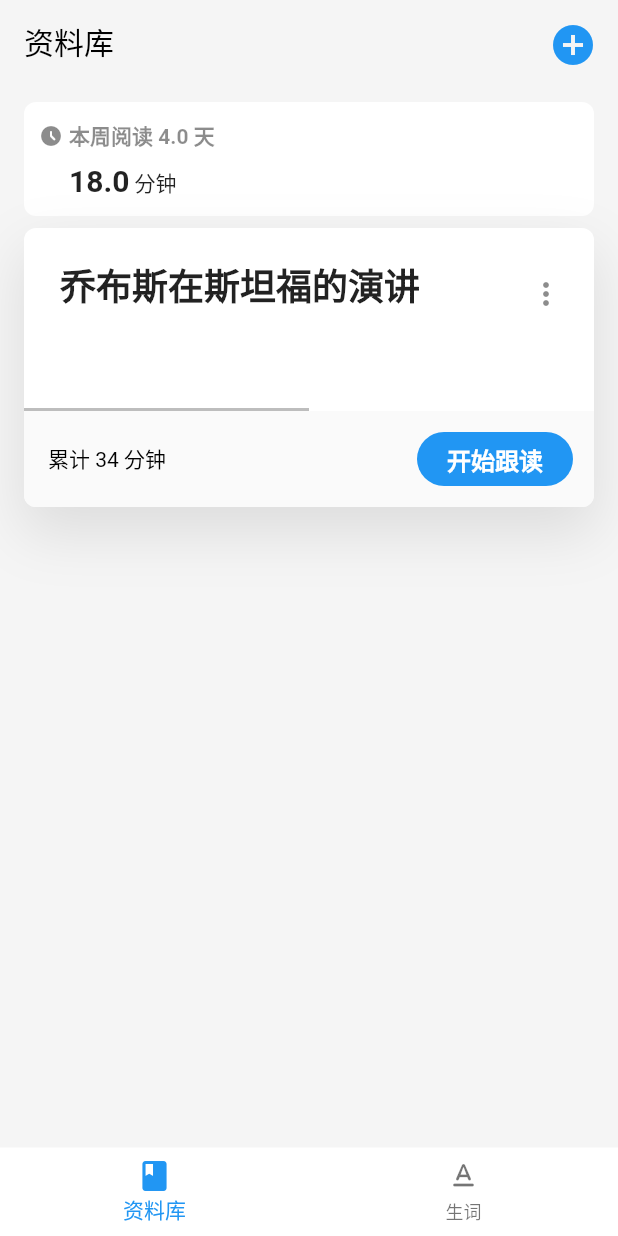
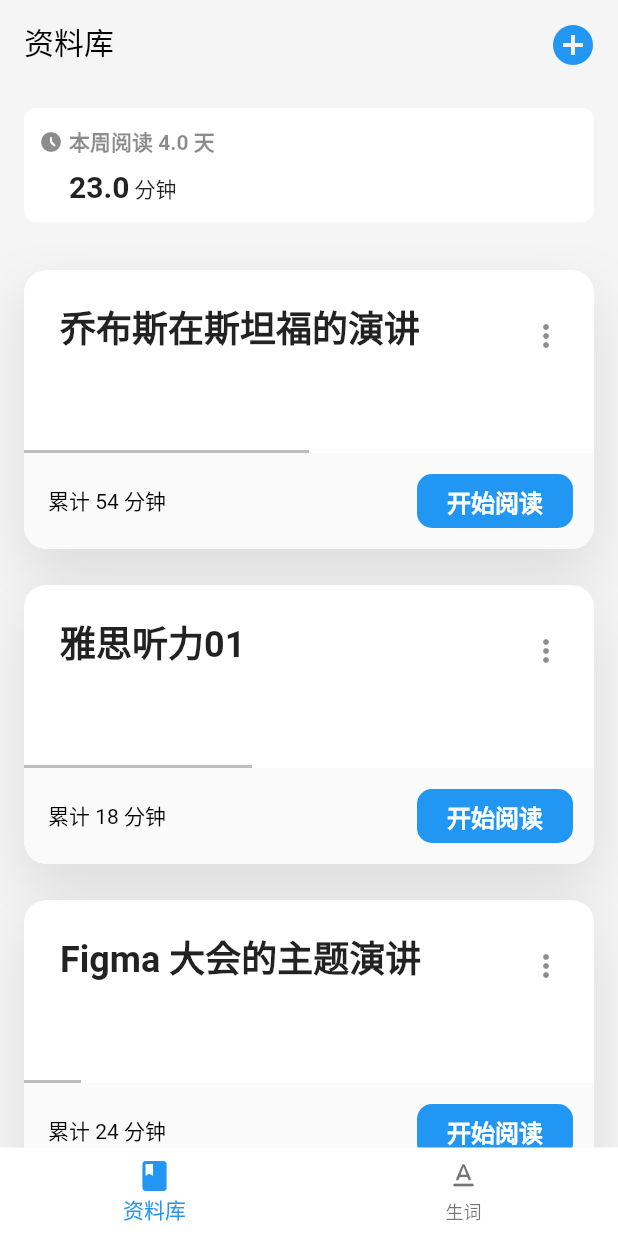
Before and after one commit to wangye1989/hwss, a Flutter app: the screen it shows after launch, on a phone screen of 412 x 824 dp. Run offline on Flutter 3.47's test engine with Material 2 defaults, Android fonts, the phone set to English and light mode, and no system bars.

Commit message:
ListView.builder 实现资料库列表

```diff
--- a/lib/main.dart
+++ b/lib/main.dart
@@ -35,8 +35,7 @@
         "mine_page": (context) => const MinePage(),
         "reading_view_page": (context) => const ReadingViewPage(),
       },
-      // initialRoute: "bottom_nav_bar",
-      initialRoute: "bottom_nav_bar",
+      initialRoute: "home",
     );
   }
 }
--- /dev/null
+++ b/lib/models/book.dart
@@ -0,0 +1,19 @@
+class Book {
+  final String? bookName, readTime;
+  final int? id;
+  final double? process;
+  Book({
+    this.id,
+    this.readTime,
+    this.bookName,
+    this.process,
+  });
+}
+
+List<Book> books = [
+  Book(id: 1, readTime: "54", bookName: "乔布斯在斯坦福的演讲", process: 0.5),
+  Book(id: 2, readTime: "18", bookName: "雅思听力01", process: 0.4),
+  Book(
+      id: 3, readTime: "24", bookName: "Figma 大会的主题演讲", process: 0.1),
+  Book(id: 4, readTime: "34", bookName: "2021苹果秋季发布会", process: 0.2),
+];
--- a/lib/pages/home.dart
+++ b/lib/pages/home.dart
@@ -1,7 +1,7 @@
 import 'package:flutter/material.dart';
-import 'package:flutter/services.dart';
-import 'package:hwss/widgets/circle_button.dart';
-import 'package:hwss/widgets/widgets.dart';
+import 'package:hwss/models/book.dart';
+import '../widgets/widgets.dart';
+import '../models/book.dart';
 
 class HomePage extends StatefulWidget {
   HomePage({Key? key}) : super(key: key);
@@ -14,44 +14,29 @@
   @override
   Widget build(BuildContext context) {
     return Scaffold(
-      appBar: AppBar(
-        //  Todo:
-        elevation: 0,
-        backgroundColor: Colors.transparent,
-        systemOverlayStyle: SystemUiOverlayStyle.dark,
-        automaticallyImplyLeading: false,
-        centerTitle: false,
-        title: const Text(
-          "资料库",
-          style: TextStyle(color: Colors.black),
-        ),
-        actions: [
-          CircleButton(
-            onPressed: () {},
-            icon: Icons.add_circle,
-            color: Colors.blue,
-            iconSize: 32,
-          )
-        ],
-      ),
+      appBar: buildAppBar(),
       body: RefreshIndicator(
         onRefresh: _onRefresh,
-        child: ListView(
-          padding: const EdgeInsets.fromLTRB(16, 0, 16, 0),
-          children: const [
-            SizedBox(height: 12),
-            SummaryCard(
-              days: 4,
-              hours: 18,
+        child: Column(
+          children: [
+            Container(
+              padding: const EdgeInsets.all(16),
+              child: const SummaryCard(days: 4, hours: 23),
             ),
-            BookCard(
-              // cardTitle: '正在照看花草的孩子和祖父铜雕，西班牙科尔多瓦 (© David M G/Alamy)',
-              bookName: "乔布斯在斯坦福的演讲",
-              readingTime: "34",
+            Expanded(
+              child: ListView.builder(
+                physics: const BouncingScrollPhysics(),
+                padding: const EdgeInsets.fromLTRB(16, 0, 16, 0),
+                itemCount: books.length,
+                itemBuilder: (context, index) => BookCard(
+                  book: books[index],
+                ),
+              ),
             ),
           ],
         ),
       ),
+      bottomNavigationBar: bottomNavBar(),
     );
   }
 
--- a/lib/pages/login.dart
+++ b/lib/pages/login.dart
@@ -1,4 +1,5 @@
 import 'package:flutter/material.dart';
+import '../widgets/widgets.dart';
 
 class LoginPage extends StatelessWidget {
   const LoginPage({Key? key}) : super(key: key);
--- a/lib/pages/reading_view.dart
+++ b/lib/pages/reading_view.dart
@@ -1,5 +1,6 @@
 import 'package:flutter/material.dart';
 import 'package:flutter/services.dart';
+import '../widgets/widgets.dart';
 
 class ReadingViewPage extends StatelessWidget {
   final String? title;
@@ -27,64 +28,7 @@
             ),
           ],
         ),
-        bottomNavigationBar: BottomAppBar(
-          elevation: 0,
-          color: Colors.white,
-          shape: const CircularNotchedRectangle(),
-          child: Row(
-            mainAxisAlignment: MainAxisAlignment.spaceBetween,
-            children: [
-              const SizedBox(),
-              TextButton(
-                child: Row(
-                  children: const [
-                    Icon(
-                      Icons.arrow_left_rounded,
-                      color: Colors.black87,
-                    ),
-                    Text(
-                      "上一句",
-                      style: TextStyle(color: Colors.black87),
-                    )
-                  ],
-                ),
-                onPressed: () {},
-              ),
-              TextButton(
-                child: Row(
-                  children: const [
-                    Icon(
-                      Icons.replay_rounded,
-                      size: 20,
-                      color: Colors.black87,
-                    ),
-                    Text(
-                      "重复",
-                      style: TextStyle(color: Colors.black87),
-                    )
-                  ],
-                ),
-                onPressed: () {},
-              ),
-              TextButton(
-                child: Row(
-                  children: const [
-                    Text(
-                      "下一句",
-                      style: TextStyle(color: Colors.black87),
-                    ),
-                    Icon(
-                      Icons.arrow_right_rounded,
-                      color: Colors.black87,
-                    ),
-                  ],
-                ),
-                onPressed: () {},
-              ),
-              const SizedBox(),
-            ],
-          ),
-        ),
+        bottomNavigationBar: bottomBarForReading(),
         floatingActionButtonLocation:
             FloatingActionButtonLocation.miniEndFloat,
         floatingActionButton: FloatingActionButton(
--- /dev/null
+++ b/lib/widgets/app_bar.dart
@@ -0,0 +1,26 @@
+import 'package:flutter/material.dart';
+import 'package:flutter/services.dart';
+import 'circle_button.dart';
+
+AppBar buildAppBar() {
+  return AppBar(
+    //  Todo:
+    elevation: 0,
+    backgroundColor: Colors.transparent,
+    systemOverlayStyle: SystemUiOverlayStyle.dark,
+    automaticallyImplyLeading: false,
+    centerTitle: false,
+    title: const Text(
+      "资料库",
+      style: TextStyle(color: Colors.black),
+    ),
+    actions: [
+      CircleButton(
+        onPressed: () {},
+        icon: Icons.add_circle,
+        color: Colors.blue,
+        iconSize: 32,
+      )
+    ],
+  );
+}
--- /dev/null
+++ b/lib/widgets/app_bottom_nav_bar.dart
@@ -0,0 +1,24 @@
+import 'package:flutter/material.dart';
+
+// --------------
+// 定义一个 item
+BottomNavigationBarItem _navItem(String title, Icon icon) {
+  return BottomNavigationBarItem(icon: icon, label: title);
+}
+
+// 定义真正的底部导航组件
+Widget bottomNavBar() {
+  int _currentIndex = 0;
+  return BottomNavigationBar(
+    elevation: 0,
+    backgroundColor: Colors.white,
+    items: [
+      _navItem("资料库", const Icon(Icons.book)),
+      _navItem("生词", const Icon(Icons.text_format_rounded)),
+    ],
+    currentIndex: _currentIndex,
+    onTap: (int index) {
+      _currentIndex = index;
+    },
+  );
+}
--- a/lib/widgets/book_card.dart
+++ b/lib/widgets/book_card.dart
@@ -1,21 +1,30 @@
+import 'dart:ffi';
+
 import 'package:flutter/cupertino.dart';
 import 'package:flutter/material.dart';
+import '../models/book.dart';
 
 class BookCard extends StatelessWidget {
-  final String? readingTime;
-  final String bookName;
-  final Function()? readNow;
+  final Book? book;
+  final String? readTime;
+  final String? bookName;
+  final Function? press;
+  final Double? process;
 
   const BookCard({
     Key? key,
-    required this.bookName,
-    this.readingTime,
-    this.readNow,
+    this.book,
+    this.readTime,
+    this.bookName,
+    this.press,
+    this.process,
   }) : super(key: key);
 
   @override
   Widget build(BuildContext context) {
-    return Column(
+    return Padding(
+      padding: const EdgeInsets.fromLTRB(0, 8, 0, 8),
+      child: Column(
         crossAxisAlignment: CrossAxisAlignment.start,
         children: [
           Container(
@@ -25,7 +34,7 @@
           Container(
             decoration: BoxDecoration(
               color: Colors.white,
-            borderRadius: BorderRadius.circular(8),
+              borderRadius: BorderRadius.circular(15),
               boxShadow: const [
                 BoxShadow(
                     color: Color.fromRGBO(0, 0, 0, 0.1),
@@ -47,7 +56,7 @@
                     children: [
                       Expanded(
                         child: Text(
-                        bookName,
+                          "${book!.bookName}",
                           style: const TextStyle(
                               fontSize: 24,
                               fontWeight: FontWeight.bold),
@@ -71,7 +80,7 @@
                 SizedBox(
                   height: 2,
                   child: LinearProgressIndicator(
-                  value: 0.5,
+                    value: book!.process,
                     backgroundColor: Colors.white,
                     color: Colors.grey[400],
                   ),
@@ -83,7 +92,7 @@
                     mainAxisAlignment: MainAxisAlignment.spaceBetween,
                     children: [
                       Text(
-                      "累计 " + readingTime.toString() + " 分钟",
+                        "累计 " + "${book!.readTime}" + " 分钟",
                         style: const TextStyle(
                             fontSize: 14, color: Colors.black),
                       ),
@@ -92,7 +101,7 @@
                             shape: MaterialStateProperty.all(
                                 RoundedRectangleBorder(
                                     borderRadius:
-                                      BorderRadius.circular(20))),
+                                        BorderRadius.circular(10))),
                             padding: MaterialStateProperty.all(
                               const EdgeInsets.fromLTRB(20, 4, 20, 4),
                             ),
@@ -102,7 +111,7 @@
                               context, "reading_view_page");
                         },
                         child: const Text(
-                        "开始跟读",
+                          "开始阅读",
                           style: TextStyle(
                             fontSize: 16,
                             fontWeight: FontWeight.bold,
@@ -116,6 +125,7 @@
             ),
           ),
         ],
+      ),
     );
   }
 }
--- /dev/null
+++ b/lib/widgets/bottom_bar_reading.dart
@@ -0,0 +1,65 @@
+import 'package:flutter/material.dart';
+
+Widget bottomBarForReading() {
+  return BottomAppBar(
+    elevation: 0,
+    color: Colors.white,
+    shape: const CircularNotchedRectangle(),
+    child: Row(
+      mainAxisAlignment: MainAxisAlignment.spaceBetween,
+      children: [
+        const SizedBox(),
+        TextButton(
+          child: Row(
+            children: const [
+              Icon(
+                Icons.arrow_left_rounded,
+                color: Colors.black87,
+              ),
+              Text(
+                "上一句",
+                style: TextStyle(color: Colors.black87),
+              )
+            ],
+          ),
+          onPressed: () {},
+        ),
+        TextButton(
+          style: ButtonStyle(
+            side: MaterialStateProperty.all(
+              const BorderSide(
+                color: Colors.black87,
+                width: 0.5,
+              ),
+            ),
+          ),
+          child: Row(
+            children: const [
+              Text(
+                "重复",
+                style: TextStyle(color: Colors.black87),
+              )
+            ],
+          ),
+          onPressed: () {},
+        ),
+        TextButton(
+          child: Row(
+            children: const [
+              Text(
+                "下一句",
+                style: TextStyle(color: Colors.black87),
+              ),
+              Icon(
+                Icons.arrow_right_rounded,
+                color: Colors.black87,
+              ),
+            ],
+          ),
+          onPressed: () {},
+        ),
+        const SizedBox(),
+      ],
+    ),
+  );
+}
--- a/lib/widgets/widgets.dart
+++ b/lib/widgets/widgets.dart
@@ -3,3 +3,6 @@
 export 'book_card.dart';
 export '../widgets/circle_button.dart';
 export '../widgets/summary_card.dart';
+export '../widgets/bottom_bar_reading.dart';
+export '../widgets/app_bottom_nav_bar.dart';
+export '../widgets/app_bar.dart';
```
Lines whose indentation alone changed are shown as unchanged.
